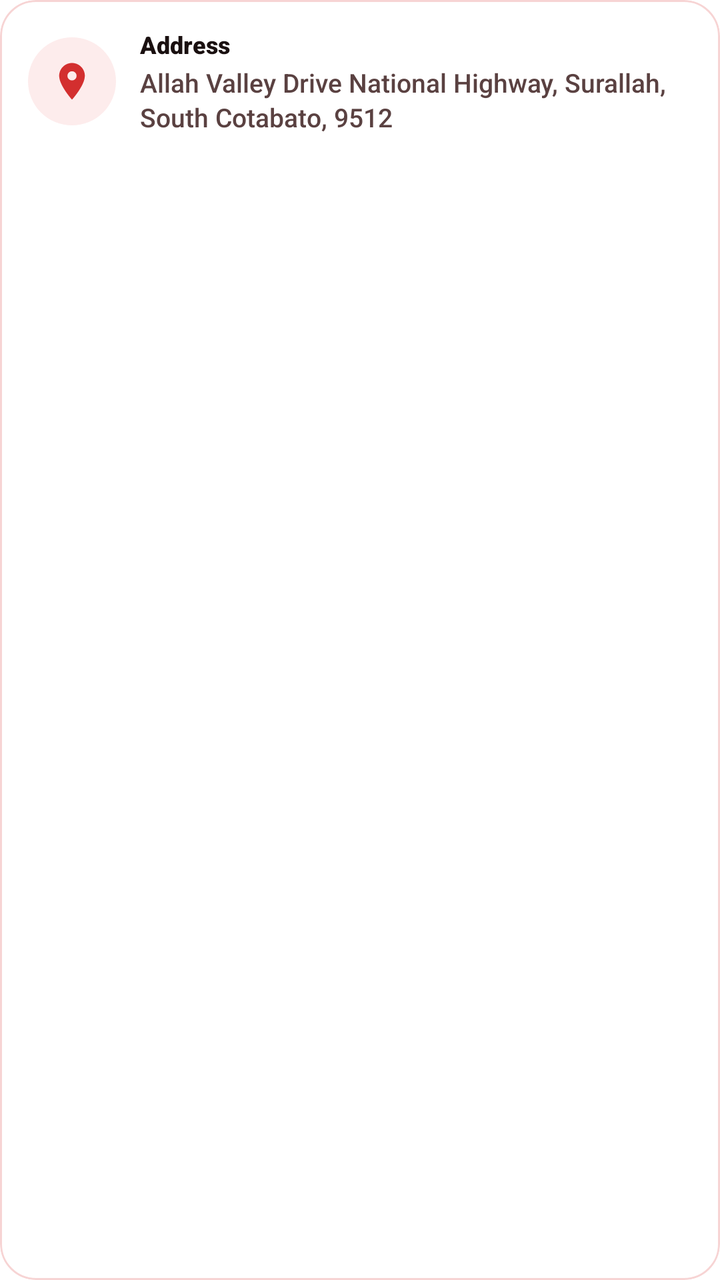
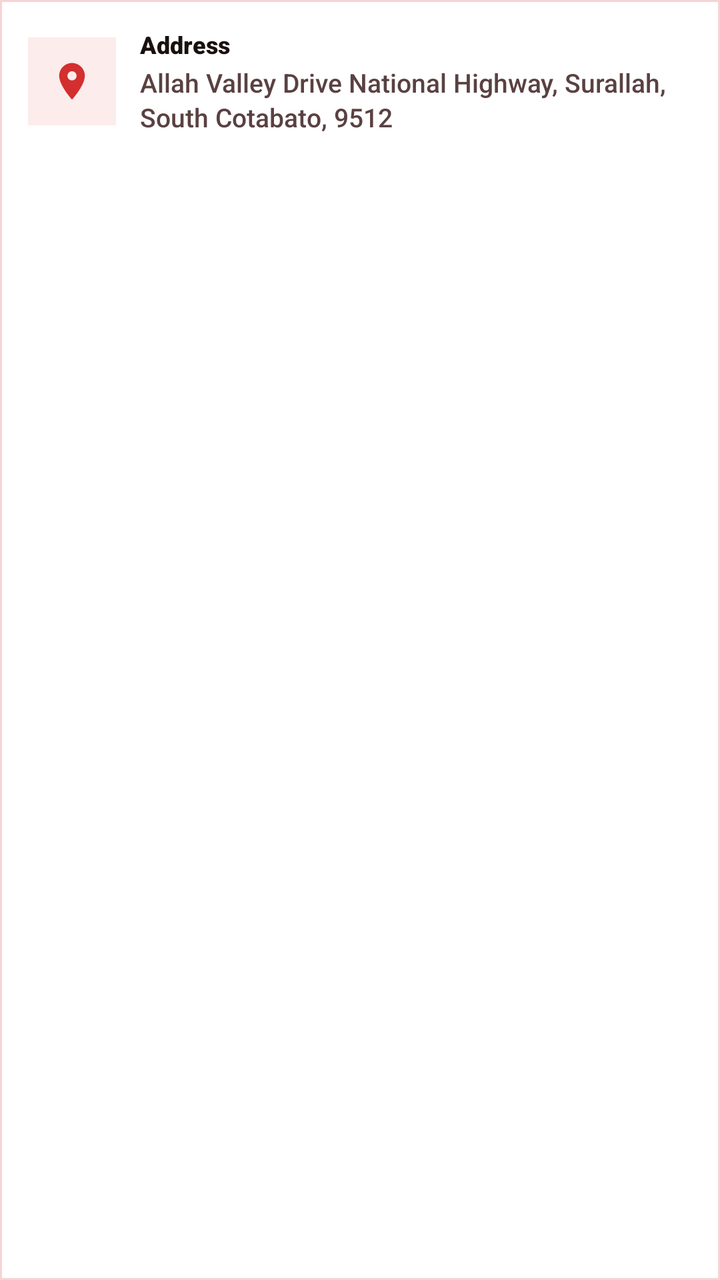

Compare the two renders of this Android layout. The source of the first and the diff that turns it into the second are given below.
<!-- AndroidManifest.xml: application theme Theme.VelocitySuites -->
<!-- res/layout/item_landing_contact_address.xml -->
<?xml version="1.0" encoding="utf-8"?>
<com.google.android.material.card.MaterialCardView xmlns:android="http://schemas.android.com/apk/res/android"
    xmlns:app="http://schemas.android.com/apk/res-auto"
    android:layout_width="match_parent"
    android:layout_height="wrap_content"
    android:layout_marginTop="12dp"
    app:cardBackgroundColor="@color/velocity_surface_elevated"
    app:cardCornerRadius="18dp"
    app:cardElevation="0dp"
    app:strokeColor="@color/velocity_red_subtle"
    app:strokeWidth="1dp">

    <LinearLayout
        android:layout_width="match_parent"
        android:layout_height="wrap_content"
        android:gravity="center_vertical"
        android:orientation="horizontal"
        android:padding="14dp">

        <FrameLayout
            android:layout_width="44dp"
            android:layout_height="44dp"
            android:background="@drawable/bg_icon_circle_badge">

            <ImageView
                android:layout_width="22dp"
                android:layout_height="22dp"
                android:layout_gravity="center"
                android:contentDescription="@string/landing_hotel_address_label"
                android:src="@drawable/ic_location"
                app:tint="@color/velocity_red_primary" />
        </FrameLayout>

        <LinearLayout
            android:layout_width="0dp"
            android:layout_height="wrap_content"
            android:layout_marginStart="12dp"
            android:layout_weight="1"
            android:orientation="vertical">

            <TextView
                android:layout_width="match_parent"
                android:layout_height="wrap_content"
                android:fontFamily="sans-serif-black"
                android:text="@string/landing_hotel_address_label"
                android:textColor="@color/velocity_text_primary"
                android:textSize="12sp" />

            <TextView
                android:layout_width="match_parent"
                android:layout_height="wrap_content"
                android:layout_marginTop="2dp"
                android:fontFamily="sans-serif-medium"
                android:lineSpacingExtra="2dp"
                android:text="@string/landing_hotel_address"
                android:textColor="@color/velocity_text_secondary"
                android:textSize="13sp" />
        </LinearLayout>
    </LinearLayout>
</com.google.android.material.card.MaterialCardView>
<!-- resources referenced by this layout -->
<resources>
  <!-- drawable bg_icon_circle_badge (drawable) -->
  <?xml version="1.0" encoding="utf-8"?>
  <shape xmlns:android="http://schemas.android.com/apk/res/android"
      android:shape="oval">
      <solid android:color="@color/velocity_red_soft" />
  </shape>
  <style name="Theme.VelocitySuites" parent="Theme.MaterialComponents.DayNight.NoActionBar">
          
          <item name="colorPrimary">@color/velocity_red_primary</item>
          <item name="colorPrimaryVariant">@color/velocity_red_dark</item>
          <item name="colorOnPrimary">@color/white</item>
          
          <item name="colorSecondary">@color/velocity_red_rose</item>
          <item name="colorSecondaryVariant">@color/velocity_red_deep</item>
          <item name="colorOnSecondary">@color/white</item>
          
          <item name="android:statusBarColor">@color/velocity_red_primary</item>
          
          <item name="textAppearanceHeadline1">@style/TextAppearance.MaterialComponents.Headline1</item>
          <item name="textAppearanceHeadline2">@style/TextAppearance.MaterialComponents.Headline2</item>
          <item name="textAppearanceHeadline3">@style/TextAppearance.MaterialComponents.Headline3</item>
          <item name="textAppearanceHeadline4">@style/TextAppearance.MaterialComponents.Headline4</item>
          <item name="textAppearanceHeadline5">@style/TextAppearance.MaterialComponents.Headline5</item>
          <item name="textAppearanceHeadline6">@style/TextAppearance.MaterialComponents.Headline6</item>
          <item name="textAppearanceSubtitle1">@style/TextAppearance.MaterialComponents.Subtitle1</item>
          <item name="textAppearanceSubtitle2">@style/TextAppearance.MaterialComponents.Subtitle2</item>
          <item name="textAppearanceBody1">@style/TextAppearance.MaterialComponents.Body1</item>
          <item name="textAppearanceBody2">@style/TextAppearance.MaterialComponents.Body2</item>
          <item name="textAppearanceCaption">@style/TextAppearance.MaterialComponents.Caption</item>
          <item name="textAppearanceButton">@style/TextAppearance.MaterialComponents.Button</item>
          <item name="textAppearanceOverline">@style/TextAppearance.MaterialComponents.Overline</item>
      </style>
  <!-- unchanged entries left out for length: 13 -->
</resources>

<!-- the commit's change to res/layout/item_landing_contact_address.xml (unified diff, before → after) -->
@@ -5,7 +5,7 @@
     android:layout_height="wrap_content"
     android:layout_marginTop="12dp"
     app:cardBackgroundColor="@color/velocity_surface_elevated"
-    app:cardCornerRadius="18dp"
+    app:cardCornerRadius="0dp"
     app:cardElevation="0dp"
     app:strokeColor="@color/velocity_red_subtle"
     app:strokeWidth="1dp">
<!-- resource entries referenced after the edit -->
@@ -3,7 +3,7 @@
   <!-- drawable bg_icon_circle_badge (drawable) -->
   <?xml version="1.0" encoding="utf-8"?>
   <shape xmlns:android="http://schemas.android.com/apk/res/android"
-      android:shape="oval">
+      android:shape="rectangle">
       <solid android:color="@color/velocity_red_soft" />
   </shape>
   <style name="Theme.VelocitySuites" parent="Theme.MaterialComponents.DayNight.NoActionBar">
@@ -31,6 +31,132 @@
           <item name="textAppearanceCaption">@style/TextAppearance.MaterialComponents.Caption</item>
           <item name="textAppearanceButton">@style/TextAppearance.MaterialComponents.Button</item>
           <item name="textAppearanceOverline">@style/TextAppearance.MaterialComponents.Overline</item>
+          
+          <item name="shapeAppearanceSmallComponent">@style/ShapeAppearance.Velocity.Square</item>
+          <item name="shapeAppearanceMediumComponent">@style/ShapeAppearance.Velocity.Square</item>
+          <item name="shapeAppearanceLargeComponent">@style/ShapeAppearance.Velocity.Square</item>
+          <item name="materialButtonStyle">@style/Widget.Velocity.Flat.Button</item>
+          <item name="materialButtonOutlinedStyle">@style/Widget.Velocity.Flat.Button.Outlined</item>
+          <item name="borderlessButtonStyle">@style/Widget.Velocity.Flat.Button.Text</item>
+          <item name="materialCardViewStyle">@style/Widget.Velocity.Card.Flat</item>
+          <item name="chipStyle">@style/Widget.Velocity.Flat.Chip</item>
+          <item name="textInputStyle">@style/Widget.Velocity.TextInputLayout.OutlinedBox.Square</item>
+          <item name="snackbarStyle">@style/Widget.Velocity.Flat.Snackbar</item>
+          <item name="materialAlertDialogTheme">@style/ThemeOverlay.Velocity.Flat.AlertDialog</item>
+          <item name="bottomSheetDialogTheme">@style/ThemeOverlay.Velocity.Flat.BottomSheetDialog</item>
+          <item name="android:windowElevation">0dp</item>
+      </style>
+  <style name="ShapeAppearance.Velocity.Square" parent="">
+          <item name="cornerFamily">rounded</item>
+          <item name="cornerSize">0dp</item>
+      </style>
+  <style name="Widget.Velocity.Flat.Button" parent="Widget.MaterialComponents.Button">
+          <item name="cornerRadius">0dp</item>
+          <item name="android:stateListAnimator">@null</item>
+          <item name="android:elevation">0dp</item>
+          <item name="android:minHeight">48dp</item>
+          <item name="android:insetTop">0dp</item>
+          <item name="android:insetBottom">0dp</item>
+          <item name="android:textAllCaps">false</item>
+          <item name="shapeAppearance">@style/ShapeAppearance.Velocity.Square</item>
+      </style>
+  <style name="Widget.Velocity.Flat.Button.Outlined" parent="Widget.MaterialComponents.Button.OutlinedButton">
+          <item name="cornerRadius">0dp</item>
+          <item name="android:stateListAnimator">@null</item>
+          <item name="android:elevation">0dp</item>
+          <item name="android:minHeight">48dp</item>
+          <item name="android:insetTop">0dp</item>
+          <item name="android:insetBottom">0dp</item>
+          <item name="android:textAllCaps">false</item>
+          <item name="strokeWidth">1dp</item>
+          <item name="strokeColor">@color/velocity_red_primary</item>
+          <item name="android:textColor">@color/velocity_red_primary</item>
+          <item name="shapeAppearance">@style/ShapeAppearance.Velocity.Square</item>
+      </style>
+  <style name="Widget.Velocity.Flat.Button.Text" parent="Widget.MaterialComponents.Button.TextButton">
+          <item name="cornerRadius">0dp</item>
+          <item name="android:stateListAnimator">@null</item>
+          <item name="android:elevation">0dp</item>
+          <item name="android:minHeight">48dp</item>
+          <item name="android:insetTop">0dp</item>
+          <item name="android:insetBottom">0dp</item>
+          <item name="android:textAllCaps">false</item>
+          <item name="shapeAppearance">@style/ShapeAppearance.Velocity.Square</item>
+      </style>
+  <style name="Widget.Velocity.Card.Flat" parent="Widget.MaterialComponents.CardView">
+          <item name="cardElevation">0dp</item>
+          <item name="cardCornerRadius">0dp</item>
+          <item name="cardBackgroundColor">@color/velocity_surface_elevated</item>
+          <item name="strokeColor">@color/velocity_divider_hairline</item>
+          <item name="strokeWidth">1dp</item>
+          <item name="shapeAppearance">@style/ShapeAppearance.Velocity.Square</item>
+      </style>
+  <style name="Widget.Velocity.Flat.Chip" parent="Widget.MaterialComponents.Chip.Choice">
+          <item name="shapeAppearance">@style/ShapeAppearance.Velocity.Square</item>
+          <item name="shapeAppearanceOverlay">@style/ShapeAppearance.Velocity.Square</item>
+          <item name="chipCornerRadius">0dp</item>
+          <item name="android:minHeight">48dp</item>
+          <item name="chipMinHeight">48dp</item>
+          <item name="chipStrokeWidth">1dp</item>
+          <item name="android:elevation">0dp</item>
+      </style>
+  <style name="Widget.Velocity.TextInputLayout.OutlinedBox.Square" parent="Widget.MaterialComponents.TextInputLayout.OutlinedBox">
+          <item name="boxCornerRadiusBottomEnd">0dp</item>
+          <item name="boxCornerRadiusBottomStart">0dp</item>
+          <item name="boxCornerRadiusTopEnd">0dp</item>
+          <item name="boxCornerRadiusTopStart">0dp</item>
+          <item name="boxStrokeColor">@color/velocity_red_primary</item>
+          <item name="boxStrokeWidth">1dp</item>
+          <item name="boxStrokeWidthFocused">2dp</item>
+          <item name="startIconTint">@color/velocity_red_primary</item>
+          <item name="endIconTint">@color/velocity_red_primary</item>
+          <item name="hintEnabled">false</item>
+      </style>
+  <style name="Widget.Velocity.Flat.Snackbar" parent="Widget.MaterialComponents.Snackbar">
+          <item name="android:background">@drawable/bg_snackbar_flat</item>
+          <item name="android:elevation">0dp</item>
+      </style>
+  <style name="ThemeOverlay.Velocity.Flat.AlertDialog" parent="ThemeOverlay.MaterialComponents.MaterialAlertDialog">
+          <item name="android:windowElevation">0dp</item>
+          <item name="shapeAppearanceOverlay">@style/ShapeAppearance.Velocity.Square</item>
+          <item name="shapeAppearanceSmallComponent">@style/ShapeAppearance.Velocity.Square</item>
+          <item name="shapeAppearanceMediumComponent">@style/ShapeAppearance.Velocity.Square</item>
+          <item name="shapeAppearanceLargeComponent">@style/ShapeAppearance.Velocity.Square</item>
+          <item name="materialButtonStyle">@style/Widget.Velocity.Flat.Button.Text</item>
+          <item name="materialButtonOutlinedStyle">@style/Widget.Velocity.Flat.Button.Outlined</item>
+          <item name="borderlessButtonStyle">@style/Widget.Velocity.Flat.Button.Text</item>
+          <item name="materialCardViewStyle">@style/Widget.Velocity.Card.Flat</item>
+          <item name="chipStyle">@style/Widget.Velocity.Flat.Chip</item>
+          <item name="textInputStyle">@style/Widget.Velocity.TextInputLayout.OutlinedBox.Square</item>
+          <item name="buttonBarPositiveButtonStyle">@style/Widget.Velocity.Flat.Button.Text</item>
+          <item name="buttonBarNegativeButtonStyle">@style/Widget.Velocity.Flat.Button.Text</item>
+          <item name="buttonBarNeutralButtonStyle">@style/Widget.Velocity.Flat.Button.Text</item>
+      </style>
+  <style name="ThemeOverlay.Velocity.Flat.BottomSheetDialog" parent="ThemeOverlay.MaterialComponents.BottomSheetDialog">
+          <item name="bottomSheetStyle">@style/Widget.Velocity.Flat.BottomSheet</item>
+          <item name="android:windowElevation">0dp</item>
+          <item name="shapeAppearanceSmallComponent">@style/ShapeAppearance.Velocity.Square</item>
+          <item name="shapeAppearanceMediumComponent">@style/ShapeAppearance.Velocity.Square</item>
+          <item name="shapeAppearanceLargeComponent">@style/ShapeAppearance.Velocity.Square</item>
+          <item name="materialButtonStyle">@style/Widget.Velocity.Flat.Button</item>
+          <item name="materialButtonOutlinedStyle">@style/Widget.Velocity.Flat.Button.Outlined</item>
+          <item name="borderlessButtonStyle">@style/Widget.Velocity.Flat.Button.Text</item>
+          <item name="materialCardViewStyle">@style/Widget.Velocity.Card.Flat</item>
+          <item name="chipStyle">@style/Widget.Velocity.Flat.Chip</item>
+          <item name="textInputStyle">@style/Widget.Velocity.TextInputLayout.OutlinedBox.Square</item>
+      </style>
+  <color name="velocity_divider_hairline">#1A000000</color>
+  <!-- drawable bg_snackbar_flat (drawable) -->
+  <?xml version="1.0" encoding="utf-8"?>
+  <shape xmlns:android="http://schemas.android.com/apk/res/android" android:shape="rectangle">
+      <solid android:color="#323232" />
+      <stroke android:width="1dp" android:color="#33FFFFFF" />
+      <corners android:radius="0dp" />
+  </shape>
+  <style name="Widget.Velocity.Flat.BottomSheet" parent="Widget.MaterialComponents.BottomSheet.Modal">
+          <item name="shapeAppearanceOverlay">@style/ShapeAppearance.Velocity.Square</item>
+          <item name="android:elevation">0dp</item>
+          <item name="backgroundTint">@color/velocity_surface_elevated</item>
       </style>
   <!-- unchanged entries left out for length: 13 -->
 </resources>
